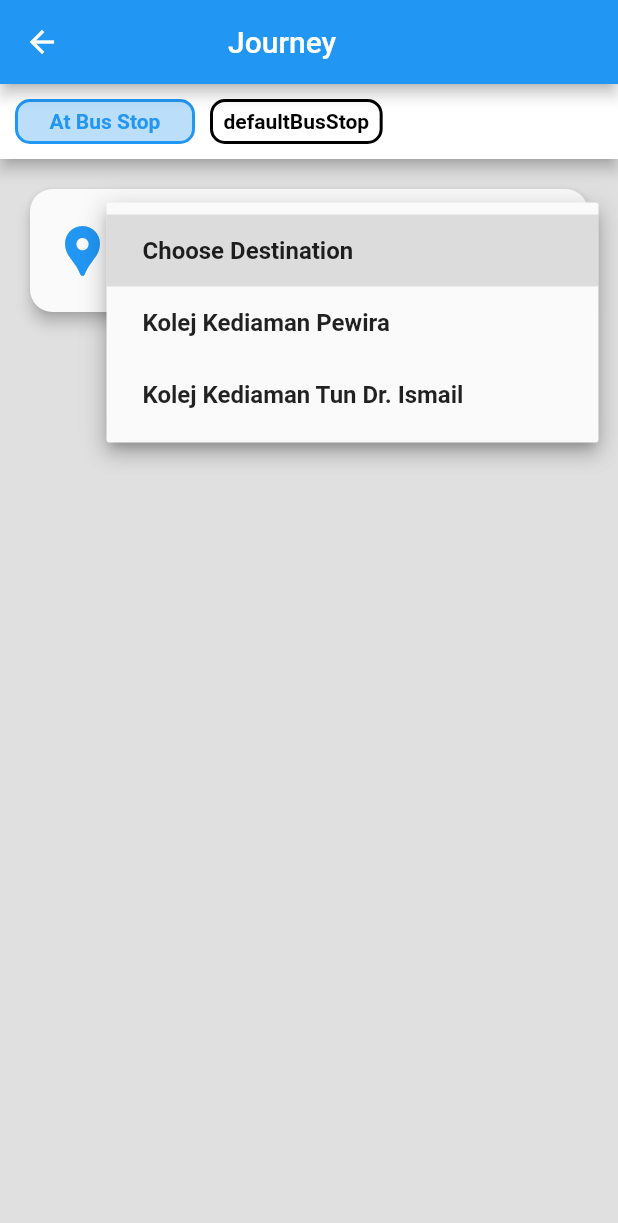
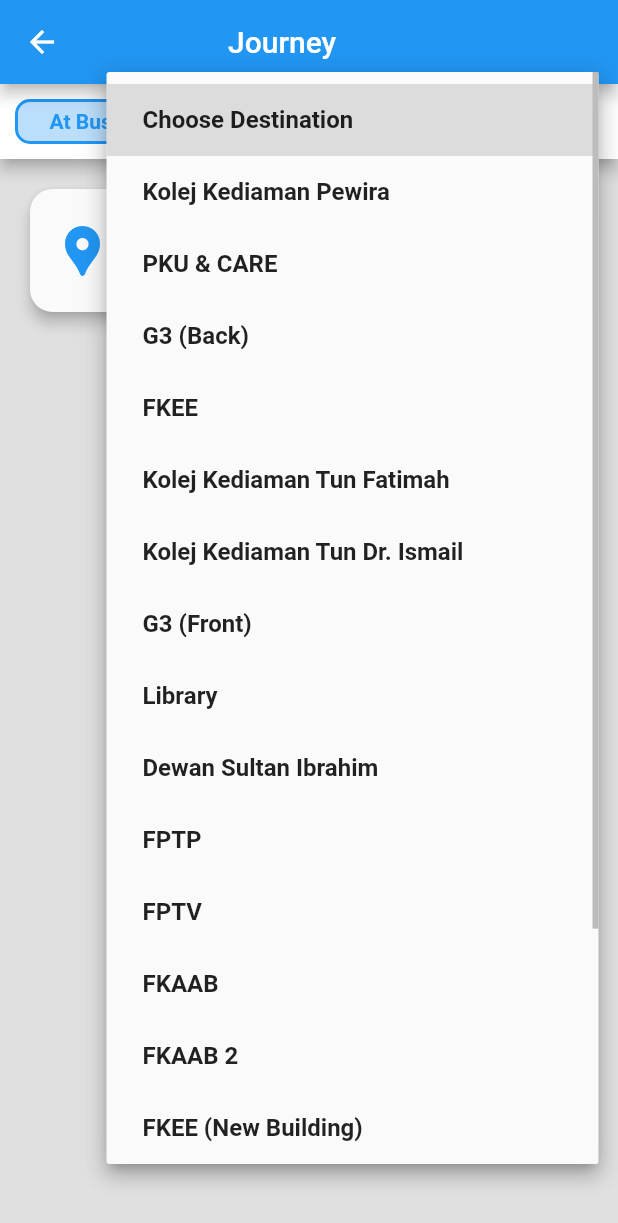
Before and after one commit to izznazrin/Bustop, a Flutter app: the Riding screen opened directly, after a tap on "Choose Destination", on a phone screen of 412 x 824 dp. Shown: the top 1223 px of the screen. Run offline on Flutter 3.47's test engine with Material 2 defaults, Android fonts, the light colour scheme and no system bars; our stand-ins replace cloud_firestore, firebase_auth, firebase_core, geolocator, google_maps_flutter; missing offline and left inert: flutter_polyline_points; accounts and stored records are empty.

Commit message:
7/6/2023

```diff
--- a/lib/riding.dart
+++ b/lib/riding.dart
@@ -25,7 +25,23 @@ class _RidingState extends State<Riding> {
   List<String> options = [
     'Choose Destination',
     'Kolej Kediaman Pewira',
-    'Kolej Kediaman Tun Dr. Ismail'
+    'PKU & CARE',
+    'G3 (Back)',
+    'FKEE',
+    'Kolej Kediaman Tun Fatimah',
+    'Kolej Kediaman Tun Dr. Ismail',
+    'G3 (Front)',
+    'Library',
+    'Dewan Sultan Ibrahim',
+    'FPTP',
+    'FPTV',
+    'FKAAB',
+    'FKAAB 2',
+    'FKEE (New Building)',
+    'FKMP',
+    'FKEE',
+    'Arked',
+    'ATM',
   ];
 
   Widget buildMapContainer() {
```
